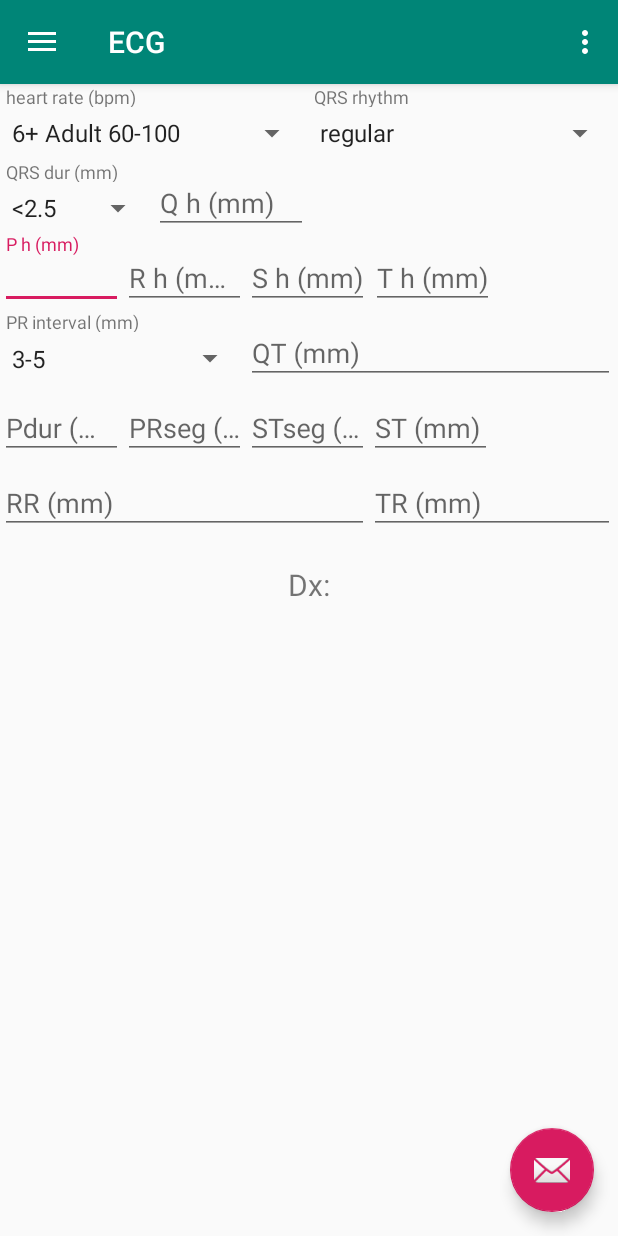
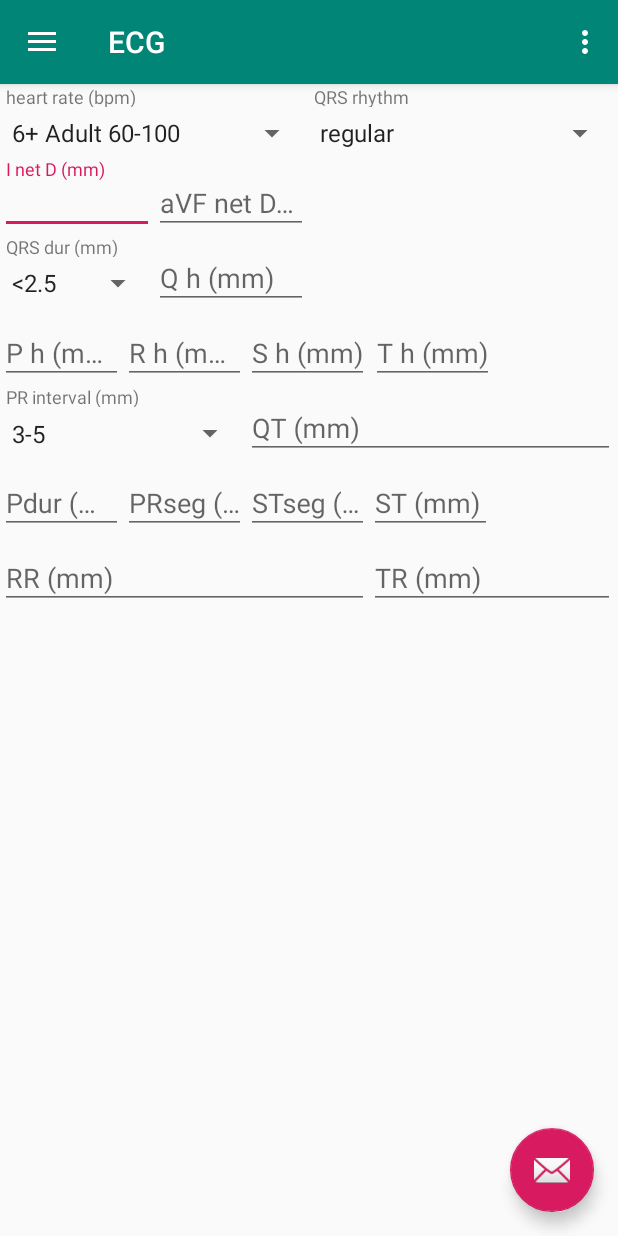
Before and after one commit to 5corp10/RoboClerk, an Android app: the screen it shows after launch (MainActivity), on a phone screen of 412 x 824 dp. Run offline under Robolectric (Android 15) with nearby library versions, the phone set to English and light mode, and no system bars; our stand-ins replace navigation-ui.

Commit message:
axis calc

```diff
--- a/app/build.gradle
+++ b/app/build.gradle
@@ -26,7 +26,7 @@ android {
 dependencies {
     implementation fileTree(dir: 'libs', include: ['*.jar'])
     implementation"org.jetbrains.kotlin:kotlin-stdlib-jdk7:$kotlin_version"
-    implementation 'androidx.appcompat:appcompat:1.0.2'
+    implementation 'androidx.appcompat:appcompat:1.1.0-alpha01'
     implementation 'androidx.core:core-ktx:1.0.2'
     implementation 'androidx.legacy:legacy-support-v4:1.0.0'
     implementation 'com.google.android.material:material:1.0.0'
--- a/app/src/main/res/layout/content_main.xml
+++ b/app/src/main/res/layout/content_main.xml
@@ -65,13 +65,41 @@
             android:spinnerMode="dropdown"/>
     </LinearLayout>
 
+    <com.google.android.material.textfield.TextInputLayout
+        android:id="@+id/i_net_deflx"
+        android:layout_width="102.5dp"
+        android:layout_height="50dp"
+        app:layout_constraintStart_toStartOf="parent"
+        app:layout_constraintTop_toBottomOf="@+id/hrate">
+
+        <com.google.android.material.textfield.TextInputEditText
+            android:id="@+id/i_net_defl"
+            android:layout_width="match_parent"
+            android:layout_height="wrap_content"
+            android:hint="I net D (mm)" />
+    </com.google.android.material.textfield.TextInputLayout>
+
+    <com.google.android.material.textfield.TextInputLayout
+        android:id="@+id/avf_net_deflx"
+        android:layout_width="102.5dp"
+        android:layout_height="50dp"
+        app:layout_constraintStart_toEndOf="@+id/i_net_deflx"
+        app:layout_constraintTop_toBottomOf="@+id/hrate">
+
+        <com.google.android.material.textfield.TextInputEditText
+            android:id="@+id/avf_net_defl"
+            android:layout_width="match_parent"
+            android:layout_height="wrap_content"
+            android:hint="aVF net D (mm)" />
+    </com.google.android.material.textfield.TextInputLayout>
+
     <LinearLayout
         android:id="@+id/qrsduration"
         android:layout_width="102.5dp"
         android:layout_height="50dp"
         android:orientation="vertical"
-        app:layout_constraintStart_toStartOf="@+id/hrate"
-        app:layout_constraintTop_toBottomOf="@+id/hrate">
+        app:layout_constraintStart_toStartOf="@+id/i_net_deflx"
+        app:layout_constraintTop_toBottomOf="@+id/i_net_deflx">
 
         <TextView
             android:layout_width="match_parent"
@@ -108,7 +136,7 @@
         android:layout_width="102.5dp"
         android:layout_height="50dp"
         app:layout_constraintStart_toEndOf="@+id/qrsduration"
-        app:layout_constraintTop_toBottomOf="@+id/hrate">
+        app:layout_constraintTop_toBottomOf="@+id/i_net_deflx">
 
         <com.google.android.material.textfield.TextInputEditText
             android:id="@+id/qheight"
```
Also changed, not shown: app/src/main/java/com/example/roboclerk/MainActivity.kt (+110 -37 lines).
